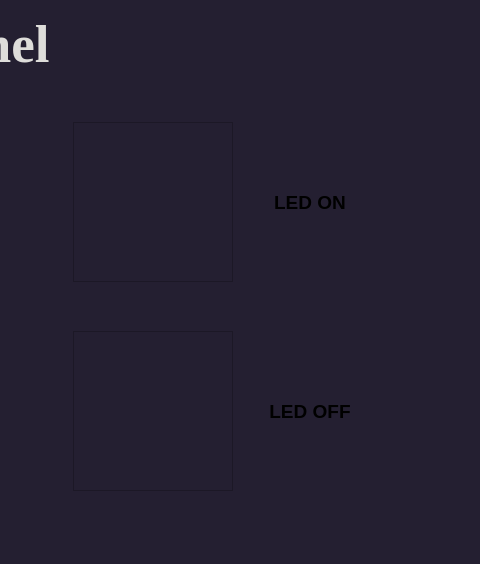
Qt form carStatus_App/carstatus_app.ui (ItzEnigma/infotainment-system) before a commit; both pictures show x 815 to 1295 and y 0 to 564 of the 1295 by 564 pixel window.
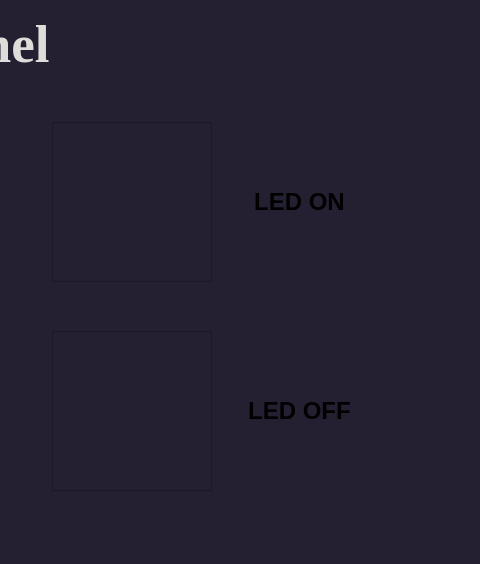
The same form after that commit.

The edit to the form file:
```diff
--- a/carStatus_App/carstatus_app.ui
+++ b/carStatus_App/carstatus_app.ui
@@ -273,13 +273,13 @@
            <widget class="QLabel" name="LED1_Status">
             <property name="minimumSize">
              <size>
-              <width>80</width>
+              <width>100</width>
               <height>50</height>
              </size>
             </property>
             <property name="font">
              <font>
-              <pointsize>14</pointsize>
+              <pointsize>18</pointsize>
               <weight>75</weight>
               <bold>true</bold>
              </font>
@@ -345,13 +345,13 @@
            <widget class="QLabel" name="LED2_Status">
             <property name="minimumSize">
              <size>
-              <width>80</width>
+              <width>100</width>
               <height>50</height>
              </size>
             </property>
             <property name="font">
              <font>
-              <pointsize>14</pointsize>
+              <pointsize>18</pointsize>
               <weight>75</weight>
               <bold>true</bold>
              </font>
```
Left out of the diff: 6 changed lines with no effect on the pictures.
